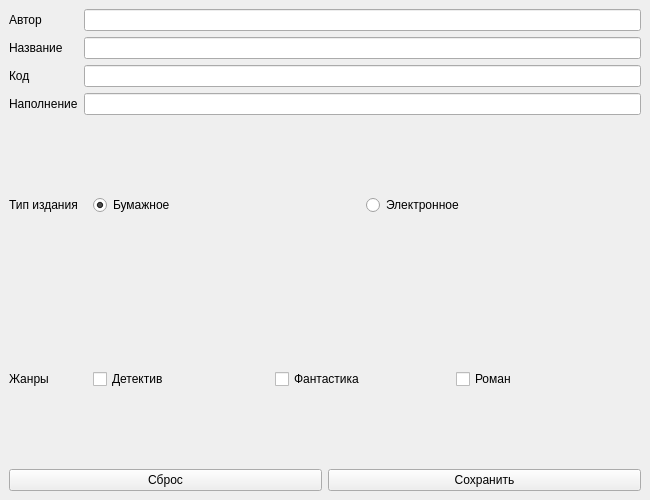
Before: the Qt Designer form 2 семестр (лабы)/lab4/mainwindow.ui in Zorter-dev/programming_2025, drawn with Qt 5.
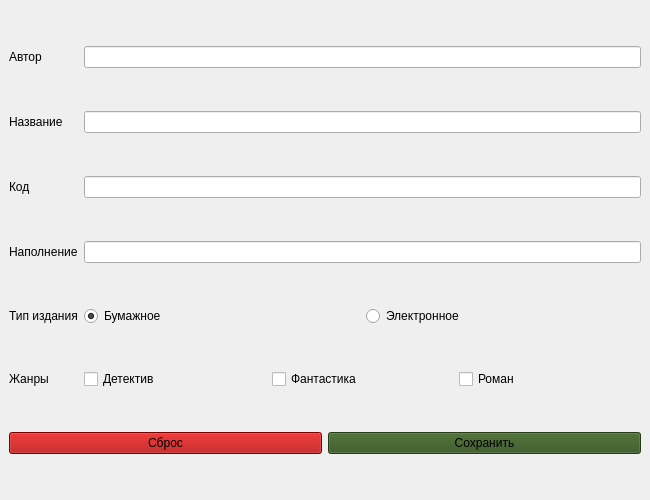
After: the same form once the commit is applied.

```diff
--- a/2 семестр (лабы)/lab4/mainwindow.ui
+++ b/2 семестр (лабы)/lab4/mainwindow.ui
@@ -15,94 +15,48 @@
   </property>
   <widget class="QWidget" name="centralwidget">
    <layout class="QGridLayout" name="gridLayout">
-    <!-- Поле 1 -->
-    <item row="0" column="0">
-     <widget class="QLabel" name="label_field1">
-      <property name="text">
-       <string>Автор</string>
-      </property>
-     </widget>
-    </item>
-    <item row="0" column="1">
-     <widget class="QLineEdit" name="lineEdit_field1"/>
-    </item>
-
-    <!-- Поле 2 -->
-    <item row="1" column="0">
+    <item row="1" column="1">
      <widget class="QLabel" name="label_field2">
       <property name="text">
        <string>Название</string>
       </property>
      </widget>
     </item>
-    <item row="1" column="1">
+    <item row="5" column="1">
+     <widget class="QLabel" name="label_genres">
+      <property name="text">
+       <string>Жанры</string>
+      </property>
+     </widget>
+    </item>
+    <item row="1" column="2">
      <widget class="QLineEdit" name="lineEdit_field2"/>
     </item>
-
-    <!-- Поле 3 -->
-    <item row="2" column="0">
+    <item row="2" column="1">
      <widget class="QLabel" name="label_field3">
       <property name="text">
        <string>Код</string>
       </property>
      </widget>
     </item>
-    <item row="2" column="1">
-     <widget class="QLineEdit" name="lineEdit_field3"/>
-    </item>
-
-    <!-- Поле 4 -->
-    <item row="3" column="0">
+    <item row="3" column="1">
      <widget class="QLabel" name="label_field4">
       <property name="text">
        <string>Наполнение</string>
       </property>
      </widget>
     </item>
-    <item row="3" column="1">
-     <widget class="QLineEdit" name="lineEdit_field4"/>
+    <item row="2" column="2">
+     <widget class="QLineEdit" name="lineEdit_field3"/>
     </item>
-
-    <item row="4" column="0">
+    <item row="4" column="1">
      <widget class="QLabel" name="label_publicationType">
       <property name="text">
        <string>Тип издания</string>
       </property>
      </widget>
     </item>
-    <item row="4" column="1">
-     <widget class="QWidget" name="widget_publicationType">
-      <layout class="QHBoxLayout" name="horizontalLayout_publicationType">
-       <item>
-        <widget class="QRadioButton" name="radioButton_paper">
-         <property name="text">
-          <string>Бумажное</string>
-         </property>
-         <property name="checked">
-          <bool>true</bool>
-         </property>
-        </widget>
-       </item>
-       <item>
-        <widget class="QRadioButton" name="radioButton_electronic">
-         <property name="text">
-          <string>Электронное</string>
-         </property>
-        </widget>
-       </item>
-      </layout>
-     </widget>
-    </item>
-
-    <item row="5" column="0">
-     <widget class="QLabel" name="label_genres">
-      <property name="text">
-       <string>Жанры</string>
-      </property>
-     </widget>
-    </item>
-    <item row="5" column="1">
-     <widget class="QWidget" name="widget_genres">
+    <item row="5" column="2">
       <layout class="QHBoxLayout" name="horizontalLayout_genres">
        <item>
         <widget class="QCheckBox" name="checkBox_detective">
@@ -126,14 +80,48 @@
         </widget>
        </item>
       </layout>
-     </widget>
-    </item>
-
-    <!-- Кнопки -->
-    <item row="6" column="0" colspan="2">
+    </item>
+    <item row="0" column="2">
+     <widget class="QLineEdit" name="lineEdit_field1"/>
+    </item>
+    <item row="3" column="2">
+     <widget class="QLineEdit" name="lineEdit_field4"/>
+    </item>
+    <item row="4" column="2">
+     <layout class="QHBoxLayout" name="horizontalLayout_publicationType">
+      <item>
+       <widget class="QRadioButton" name="radioButton_paper">
+        <property name="text">
+         <string>Бумажное</string>
+        </property>
+        <property name="checked">
+         <bool>true</bool>
+        </property>
+       </widget>
+      </item>
+      <item>
+       <widget class="QRadioButton" name="radioButton_electronic">
+        <property name="text">
+         <string>Электронное</string>
+        </property>
+       </widget>
+      </item>
+     </layout>
+    </item>
+    <item row="0" column="1">
+     <widget class="QLabel" name="label_field1">
+      <property name="text">
+       <string>Автор</string>
+      </property>
+     </widget>
+    </item>
+    <item row="6" column="1" colspan="2">
      <layout class="QHBoxLayout" name="horizontalLayout_buttons">
       <item>
        <widget class="QPushButton" name="pushButton_reset">
+        <property name="styleSheet">
+         <string notr="true">background-color: rgb(170, 0, 0);</string>
+        </property>
         <property name="text">
          <string>Сброс</string>
         </property>
@@ -141,6 +129,9 @@
       </item>
       <item>
        <widget class="QPushButton" name="pushButton_save">
+        <property name="styleSheet">
+         <string notr="true">background-color: rgb(50, 83, 29);</string>
+        </property>
         <property name="text">
          <string>Сохранить</string>
         </property>
```
Lines whose indentation alone changed are shown as unchanged.
